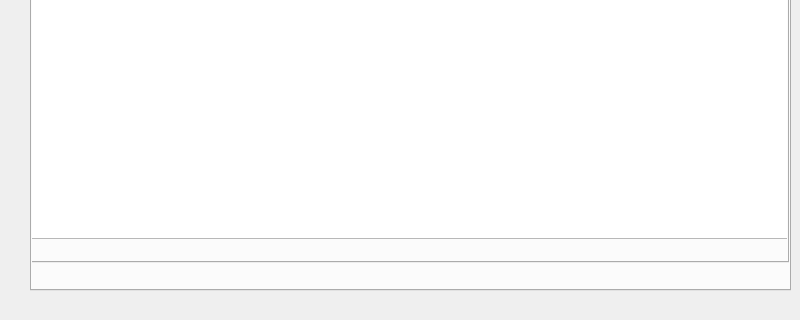
Old version of the form src/adminpanelformwidget.ui in the repository CherMiTT/drive_school_client; both pictures show x 0 to 800 and y 480 to 800 of the 800 by 800 pixel window.
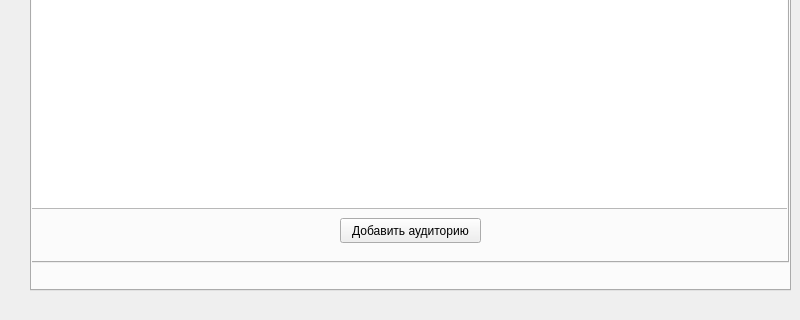
New version of the form. The open tabs and pages were chosen to show the change.

Patch:
```diff
--- a/src/adminpanelformwidget.ui
+++ b/src/adminpanelformwidget.ui
@@ -366,7 +366,7 @@
             <x>0</x>
             <y>0</y>
             <width>771</width>
-            <height>601</height>
+            <height>571</height>
            </rect>
           </property>
           <column>
@@ -375,6 +375,19 @@
            </property>
           </column>
          </widget>
+         <widget class="QPushButton" name="addRoomPushButton">
+          <property name="geometry">
+           <rect>
+            <x>310</x>
+            <y>580</y>
+            <width>141</width>
+            <height>25</height>
+           </rect>
+          </property>
+          <property name="text">
+           <string>Добавить аудиторию</string>
+          </property>
+         </widget>
         </widget>
        </widget>
       </widget>
```
Left out of the diff: 130 changed lines with no effect on the pictures.
